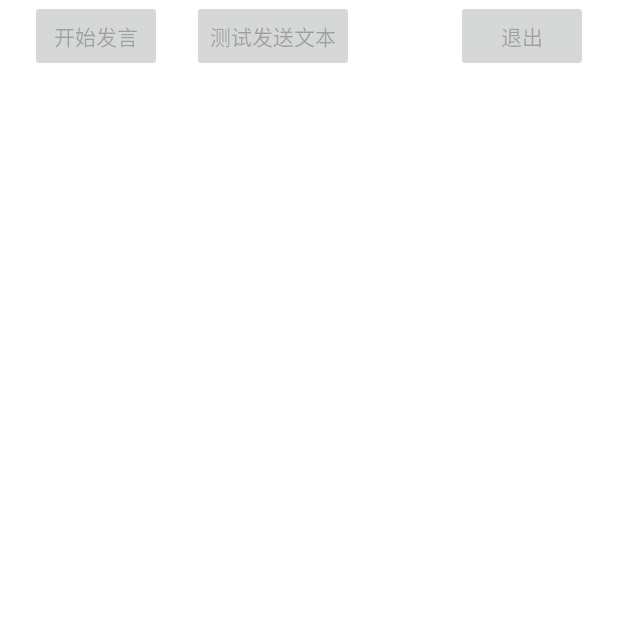
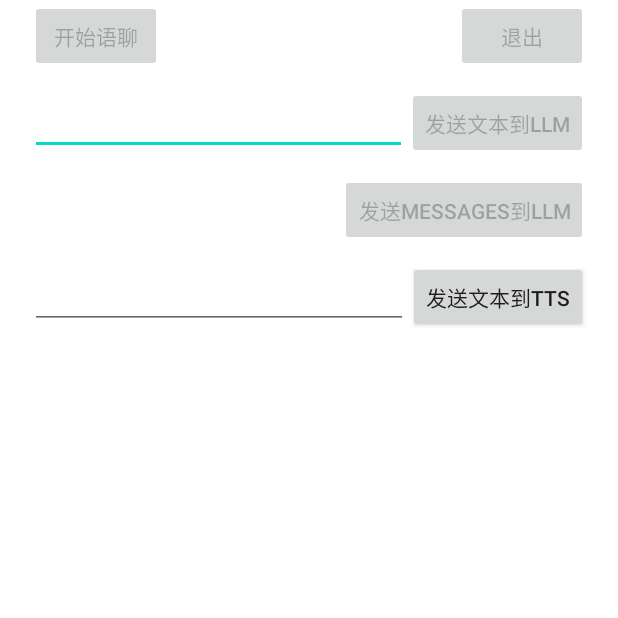
Before and after one commit to AgoraIO-Community/Agora-AIGCService-Example, an Android app: the screen it shows after launch (AIRobotActivity), on a phone screen of 412 x 824 dp, the top half of it. Run offline under Robolectric (Android 15) with nearby library versions, the phone set to English and light mode, and no system bars; libraries missing offline, so code that uses them is left out: io.agora.aigc, io.agora.rtc2; 3 statements that could not run were skipped.

Commit message:
sdk 1.2.0 example (#1)
* modify for sdk 1.2.0

* update android sdk with jitpack

* update sdk version com.github.winskyan:Agora-AIGCService:1.2.0-alpha-13

* update demo with sdk Agora-AIGCService:1.2.0-alpha-20

* update agic and rtc sdk

* update demo version 1.120.0422.1 with sdk 120

* update sdk v1.2.0

---------

Co-authored-by: Yan Zhennan <yanzhennan@agora.io>

```diff
--- a/Android/Agora-AIGCService-Example/app/src/main/java/io/agora/aigc_service_example/AIGCServiceManager.java
+++ b/Android/Agora-AIGCService-Example/app/src/main/java/io/agora/aigc_service_example/AIGCServiceManager.java
@@ -36,6 +36,7 @@ public class AIGCServiceManager {
         Log.d(TAG, "initAIGCService");
         if (null == mAIGCService) {
             mAIGCService = AIGCService.create();
+            Log.d(TAG, "create AIGCService version:" + AIGCService.getVersion());
         }
         mAIGCService.initialize(new AIGCServiceConfig() {{
             this.context = onContext;
--- a/Android/Agora-AIGCService-Example/app/src/main/java/io/agora/aigc_service_example/AIRobotActivity.java
+++ b/Android/Agora-AIGCService-Example/app/src/main/java/io/agora/aigc_service_example/AIRobotActivity.java
@@ -8,6 +8,7 @@ import android.os.Bundle;
 import android.text.TextUtils;
 import android.util.Log;
 import android.view.View;
+import android.widget.Toast;
 
 import androidx.annotation.NonNull;
 import androidx.annotation.Nullable;
@@ -26,13 +27,17 @@ import java.util.concurrent.ThreadPoolExecutor;
 import java.util.concurrent.TimeUnit;
 
 import io.agora.aigc.sdk.AIGCServiceCallback;
+import io.agora.aigc.sdk.constants.Constants;
 import io.agora.aigc.sdk.constants.HandleResult;
+import io.agora.aigc.sdk.constants.STTMode;
 import io.agora.aigc.sdk.constants.ServiceCode;
 import io.agora.aigc.sdk.constants.ServiceEvent;
+import io.agora.aigc.sdk.constants.SpeechState;
 import io.agora.aigc.sdk.constants.Vad;
 import io.agora.aigc.sdk.model.Data;
 import io.agora.aigc.sdk.model.ServiceVendor;
 import io.agora.aigc.sdk.utils.RingBuffer;
+import io.agora.aigc.sdk.utils.Utils;
 import io.agora.aigic_service_example.R;
 import io.agora.aigic_service_example.databinding.AiRobotActivityBinding;
 import io.agora.rtc2.ChannelMediaOptions;
@@ -58,6 +63,8 @@ public class AIRobotActivity extends Activity implements AIGCServiceCallback, IA
     private HistoryListAdapter mAiHistoryListAdapter;
     private List<HistoryModel> mHistoryDataList;
     private SimpleDateFormat mSdf;
+    private boolean mAIGCServiceStarted;
+    private boolean mJoinChannelSuccess;
 
     @Override
     protected void onCreate(@Nullable Bundle savedInstanceState) {
@@ -91,6 +98,9 @@ public class AIRobotActivity extends Activity implements AIGCServiceCallback, IA
         } else {
             mHistoryDataList.clear();
         }
+
+        mAIGCServiceStarted = false;
+        mJoinChannelSuccess = false;
     }
 
     public boolean initRtc(Context context) {
@@ -104,6 +114,7 @@ public class AIRobotActivity extends Activity implements AIGCServiceCallback, IA
                     @Override
                     public void onJoinChannelSuccess(String channel, int uid, int elapsed) {
                         Log.i(TAG, "onJoinChannelSuccess channel:" + channel + " uid:" + uid + " elapsed:" + elapsed);
+                        mJoinChannelSuccess = true;
                         mRtcEngine.registerAudioFrameObserver(AIRobotActivity.this);
                         mRtcEngine.muteLocalAudioStream(true);
                     }
@@ -111,6 +122,8 @@ public class AIRobotActivity extends Activity implements AIGCServiceCallback, IA
                     @Override
                     public void onLeaveChannel(RtcStats stats) {
                         Log.i(TAG, "onLeaveChannel stats:" + stats);
+                        mJoinChannelSuccess = false;
+                        AIGCServiceManager.getInstance().destroy();
                     }
 
                     @Override
@@ -224,7 +237,8 @@ public class AIRobotActivity extends Activity implements AIGCServiceCallback, IA
     private void enableUi(boolean enable) {
         binding.btnSpeak.setEnabled(enable);
         binding.btnExit.setEnabled(enable);
-        binding.btnTestSendText.setEnabled(enable);
+        binding.btnSendTextLlm.setEnabled(enable);
+        binding.btnSendMessagesLlm.setEnabled(enable);
     }
 
     private void initView() {
@@ -244,6 +258,7 @@ public class AIRobotActivity extends Activity implements AIGCServiceCallback, IA
                 if (mIsSpeaking) {
                     mIsSpeaking = false;
                     binding.btnSpeak.setText(AIRobotActivity.this.getResources().getString(R.string.start_speak));
+                    binding.btnExit.setEnabled(true);
                     updateRoleSpeak(false);
                     AIGCServiceManager.getInstance().getAIGCService().stop();
                 } else {
@@ -251,18 +266,10 @@ public class AIRobotActivity extends Activity implements AIGCServiceCallback, IA
                     mSpeechRingBuffer.clear();
                     mRingBufferReady = false;
                     binding.btnSpeak.setText(AIRobotActivity.this.getResources().getString(R.string.end_speak));
+                    binding.btnExit.setEnabled(false);
                     updateRoleSpeak(true);
                     AIGCServiceManager.getInstance().getAIGCService().start();
                 }
-            }
-        });
-
-        binding.btnTestSendText.setOnClickListener(new View.OnClickListener() {
-            @Override
-            public void onClick(View v) {
-                mIsSpeaking = true;
-                AIGCServiceManager.getInstance().getAIGCService().start();
-                AIGCServiceManager.getInstance().getAIGCService().pushTxtDialogue("你叫什么名字？");
             }
         });
 
@@ -271,9 +278,73 @@ public class AIRobotActivity extends Activity implements AIGCServiceCallback, IA
             @Override
             public void onClick(View v) {
                 enableUi(false);
-                AIGCServiceManager.getInstance().destroy();
+                exit();
             }
         });
+
+        binding.btnSendTextLlm.setOnClickListener(new View.OnClickListener() {
+            @Override
+            public void onClick(View v) {
+                if (!mAIGCServiceStarted) {
+                    Toast.makeText(AIRobotActivity.this, "请先开启语聊", Toast.LENGTH_LONG).show();
+                    return;
+                }
+                if (TextUtils.isEmpty(binding.etTextLlm.getText().toString())) {
+                    Toast.makeText(AIRobotActivity.this, "请输入文本", Toast.LENGTH_LONG).show();
+                    return;
+                }
+                AIGCServiceManager.getInstance().getAIGCService().interrupt(Constants.SERVICE_TTS | Constants.SERVICE_LLM);
+                String roundId = Utils.getSessionId();
+                updateHistoryList(roundId, "用户发言：", binding.etTextLlm.getText().toString(), false);
+                AIGCServiceManager.getInstance().getAIGCService().pushTxtDialogue(binding.etTextLlm.getText().toString(), roundId);
+            }
+        });
+
+        binding.btnSendMessagesLlm.setOnClickListener(new View.OnClickListener() {
+            @Override
+            public void onClick(View v) {
+                if (!mAIGCServiceStarted) {
+                    Toast.makeText(AIRobotActivity.this, "请先开启语聊", Toast.LENGTH_LONG).show();
+                    return;
+                }
+                AIGCServiceManager.getInstance().getAIGCService().interrupt(Constants.SERVICE_TTS | Constants.SERVICE_LLM);
+                AIGCServiceManager.getInstance().getAIGCService().pushMessagesToLLM("[{\n" +
+                        "\t\t\"role\": \"user\",\n" +
+                        "\t\t\"content\": \"你想去郊游吗？\"\n" +
+                        "\t}, {\n" +
+                        "\t\t\"role\": \"assistant\",\n" +
+                        "\t\t\"content\": \"好啊！我们什么时候去？\"\n" +
+                        "\t},\n" +
+                        "\t{\n" +
+                        "\t\t\"role\": \"user\",\n" +
+                        "\t\t\"content\": \"周日？\"\n" +
+                        "\t}\n" +
+                        "]", "{\n" +
+                        "\t\"temperature\": 0.5,\n" +
+                        "\t\"presence_penalty\": 0.9,\n" +
+                        "\t\"frequency_penalty\": 0.9\n" +
+                        "}", Utils.getSessionId());
+            }
+        });
+
+        binding.btnSendTextTts.setOnClickListener(new View.OnClickListener() {
+            @Override
+            public void onClick(View v) {
+                if (!mAIGCServiceStarted) {
+                    Toast.makeText(AIRobotActivity.this, "请先开启语聊", Toast.LENGTH_LONG).show();
+                    return;
+                }
+                if (TextUtils.isEmpty(binding.etTextTts.getText().toString())) {
+                    Toast.makeText(AIRobotActivity.this, "请输入文本", Toast.LENGTH_LONG).show();
+                    return;
+                }
+                AIGCServiceManager.getInstance().getAIGCService().interrupt(Constants.SERVICE_TTS | Constants.SERVICE_LLM);
+                String roundId = Utils.getSessionId();
+                updateHistoryList(roundId, "播放语音：", binding.etTextTts.getText().toString(), false);
+                AIGCServiceManager.getInstance().getAIGCService().pushTxtToTTS(binding.etTextTts.getText().toString(), roundId);
+            }
+        });
+
     }
 
     public boolean updateRoleSpeak(boolean isSpeak) {
@@ -288,7 +359,18 @@ public class AIRobotActivity extends Activity implements AIGCServiceCallback, IA
     @Override
     protected void onDestroy() {
         super.onDestroy();
+
+    }
+
+    private void exit() {
+        if (mJoinChannelSuccess) {
+            mRtcEngine.leaveChannel();
+            RtcEngine.destroy();
+        } else {
+            RtcEngine.destroy();
             AIGCServiceManager.getInstance().destroy();
+        }
+
     }
 
     private byte[] getSpeechVoiceData(int length) {
@@ -341,32 +423,35 @@ public class AIRobotActivity extends Activity implements AIGCServiceCallback, IA
             serviceVendor.setLlmVendor(AIGCServiceManager.getInstance().getAIGCService().getServiceVendors().getLlmList().get(0));
             serviceVendor.setTtsVendor(AIGCServiceManager.getInstance().getAIGCService().getServiceVendors().getTtsList().get(0));
             AIGCServiceManager.getInstance().getAIGCService().setServiceVendor(serviceVendor);
+            AIGCServiceManager.getInstance().getAIGCService().setSTTMode(STTMode.FREESTYLE);
         } else if (event == ServiceEvent.START && code == ServiceCode.SUCCESS) {
-
+            mAIGCServiceStarted = true;
         } else if (event == ServiceEvent.STOP && code == ServiceCode.SUCCESS) {
-
+            mAIGCServiceStarted = false;
         } else if (event == ServiceEvent.DESTROY && code == ServiceCode.SUCCESS) {
-
+            finish();
         }
     }
 
     @Override
-    public HandleResult onSpeech2TextResult(String roundId, Data<String> result, boolean isRecognizedSpeech) {
-        Log.i(TAG, "onSpeech2TextResult roundId:" + roundId + " result:" + result + " isRecognizedSpeech:" + isRecognizedSpeech);
-        updateHistoryList("用户发言：" + result.getData(), true, roundId, false, false);
+    public HandleResult onSpeech2TextResult(String roundId, Data<String> result, boolean isRecognizedSpeech, ServiceCode code) {
+        Log.i(TAG, "onSpeech2TextResult roundId:" + roundId + " result:" + result + " isRecognizedSpeech:" + isRecognizedSpeech + " code:" + code);
+        updateHistoryList(roundId + "stt", "用户发言：", result.getData(), false);
         return HandleResult.CONTINUE;
     }
 
+
     @Override
-    public HandleResult onLLMResult(String roundId, Data<String> answer, boolean isRoundEnd) {
-        Log.i(TAG, "onLLMResult roundId:" + roundId + " answer:" + answer + " isRoundEnd:" + isRoundEnd);
-        updateHistoryList(answer.getData(), true, roundId + "llm", true, true);
+    public HandleResult onLLMResult(String roundId, Data<String> answer, boolean isRoundEnd, int estimatedResponseTokens, ServiceCode code) {
+        Log.i(TAG, "onLLMResult roundId:" + roundId + " answer:" + answer + " isRoundEnd:" + isRoundEnd + " estimatedResponseTokens:" + estimatedResponseTokens + " code:" + code);
+        updateHistoryList(roundId + "llm", "AI说：", answer.getData(), true);
         return HandleResult.CONTINUE;
     }
 
+
     @Override
-    public HandleResult onText2SpeechResult(String roundId, Data<byte[]> voice, int sampleRates, int channels, int bits) {
-        Log.i(TAG, "onText2SpeechResult roundId:" + roundId + " voice:" + voice + " sampleRates:" + sampleRates + " channels:" + channels + " bits:" + bits);
+    public HandleResult onText2SpeechResult(String roundId, Data<byte[]> voice, int sampleRates, int channels, int bits, ServiceCode code) {
+        Log.i(TAG, "onText2SpeechResult roundId:" + roundId + " voice:" + voice + " sampleRates:" + sampleRates + " channels:" + channels + " bits:" + bits + " code:" + code);
         if (!mPreTtsRoundId.equalsIgnoreCase(roundId)) {
             mSpeechRingBuffer.clear();
             mRingBufferReady = false;
@@ -389,16 +474,24 @@ public class AIRobotActivity extends Activity implements AIGCServiceCallback, IA
     }
 
     @Override
+    public void onSpeechStateChange(SpeechState state) {
+        Log.i(TAG, "onSpeechStateChange state:" + state);
+        if (SpeechState.START == state) {
+            AIGCServiceManager.getInstance().getAIGCService().interrupt(Constants.SERVICE_TTS | Constants.SERVICE_LLM);
+        }
+    }
+
+    @Override
     public boolean onRecordAudioFrame(String channelId, int type, int samplesPerChannel,
                                       int bytesPerSample, int channels, int samplesPerSec, ByteBuffer buffer,
                                       long renderTimeMs, int avsync_type) {
-        if (mIsSpeaking) {
+        if (mIsSpeaking && mAIGCServiceStarted) {
             int length = buffer.remaining();
             byte[] origin = new byte[length];
             buffer.get(origin);
             buffer.flip();
 
-            AIGCServiceManager.getInstance().getAIGCService().pushSpeechDialogue(origin, Vad.UNKNOWN);
+            AIGCServiceManager.getInstance().getAIGCService().pushSpeechDialogue(origin, Vad.UNKNOWN, false);
         }
         return false;
     }
@@ -411,8 +504,7 @@ public class AIRobotActivity extends Activity implements AIGCServiceCallback, IA
             byte[] bytes = getSpeechVoiceData(buffer.capacity());
 
             if (null != bytes) {
-                final byte[] voices = bytes;
-                buffer.put(voices, 0, buffer.capacity());
+                buffer.put(bytes, 0, buffer.capacity());
             }
         }
         return true;
@@ -429,7 +521,7 @@ public class AIRobotActivity extends Activity implements AIGCServiceCallback, IA
     }
 
     @Override
-    public boolean onPlaybackAudioFrameBeforeMixing(String channelId, int userId, int type, int samplesPerChannel, int bytesPerSample, int channels, int samplesPerSec, ByteBuffer buffer, long renderTimeMs, int avsync_type) {
+    public boolean onPlaybackAudioFrameBeforeMixing(String channelId, int userId, int type, int samplesPerChannel, int bytesPerSample, int channels, int samplesPerSec, ByteBuffer buffer, long renderTimeMs, int avsync_type, int rtpTimestamp) {
         return false;
     }
 
@@ -458,16 +550,11 @@ public class AIRobotActivity extends Activity implements AIGCServiceCallback, IA
         return null;
     }
 
-    private void updateHistoryList(String newMessage, boolean showUi, String sid, boolean isAppend, boolean isAi) {
+    private void updateHistoryList(String sid, String title, String message, boolean isAppend) {
         runOnUiThread(new Runnable() {
             @Override
             public void run() {
                 String date = mSdf.format(System.currentTimeMillis());
-                if (isAi) {
-                    Log.d(TAG, "[" + date + "] AI说：" + newMessage);
-                } else {
-                    Log.d(TAG, "[" + date + "]  " + newMessage);
-                }
 
                 boolean isNewLineMessage = true;
                 int updateIndex = -1;
@@ -476,25 +563,23 @@ public class AIRobotActivity extends Activity implements AIGCServiceCallback, IA
                         updateIndex++;
                         if (sid.equals(historyModel.getSid())) {
                             if (isAppend) {
-                                historyModel.setMessage(historyModel.getMessage() + newMessage);
+                                historyModel.setMessage(historyModel.getMessage() + message);
                             } else {
-                                historyModel.setMessage(newMessage);
+                                historyModel.setMessage(message);
                             }
+                            historyModel.setTitle(title);
                             isNewLineMessage = false;
                             break;
                         }
                     }
                 }
-                if (showUi) {
+
                 if (isNewLineMessage) {
                     HistoryModel aiHistoryModel = new HistoryModel();
                     aiHistoryModel.setDate(date);
+                    aiHistoryModel.setTitle(title);
                     aiHistoryModel.setSid(sid);
-                        if (isAi) {
-                            aiHistoryModel.setMessage("AI]说：" + newMessage);
-                        } else {
-                            aiHistoryModel.setMessage(newMessage);
-                        }
+                    aiHistoryModel.setMessage(message);
                     mHistoryDataList.add(aiHistoryModel);
                     if (null != mAiHistoryListAdapter) {
                         mAiHistoryListAdapter.notifyItemInserted(mHistoryDataList.size() - 1);
@@ -507,8 +592,6 @@ public class AIRobotActivity extends Activity implements AIGCServiceCallback, IA
                     }
                 }
             }
-            }
         });
     }
-
 }
--- a/Android/Agora-AIGCService-Example/app/src/main/java/io/agora/aigc_service_example/HistoryListAdapter.java
+++ b/Android/Agora-AIGCService-Example/app/src/main/java/io/agora/aigc_service_example/HistoryListAdapter.java
@@ -39,7 +39,7 @@ public class HistoryListAdapter extends RecyclerView.Adapter<HistoryListAdapter.
         if (null != mDataList) {
             holder.layoutView.setBackgroundColor(position % 2 == 0 ? ContextCompat.getColor(mContext, R.color.history_bg_color) : Color.WHITE);
             HistoryModel aiHistoryModel = mDataList.get(position);
-            holder.mesasge.setText(String.format("[%s]%s", aiHistoryModel.getDate(), aiHistoryModel.getMessage()));
+            holder.mesasge.setText(String.format("[%s]%s%s", aiHistoryModel.getDate(), aiHistoryModel.getTitle(), aiHistoryModel.getMessage()));
         }
     }
 
@@ -83,9 +83,8 @@ public class HistoryListAdapter extends RecyclerView.Adapter<HistoryListAdapter.
             outRect.bottom = space;
 
             // Add top margin only for the first item to avoid double space between items
-            if (parent.getChildAdapterPosition(view) == 0) {
+            if (parent.getChildAdapterPosition(view) == 0)
                 outRect.top = space;
-            }
         }
     }
 }
--- a/Android/Agora-AIGCService-Example/app/src/main/res/layout/ai_robot_activity.xml
+++ b/Android/Agora-AIGCService-Example/app/src/main/res/layout/ai_robot_activity.xml
@@ -15,16 +15,6 @@
         app:layout_constraintTop_toTopOf="parent" />
 
     <Button
-        android:id="@+id/btn_test_send_text"
-        android:layout_width="wrap_content"
-        android:layout_height="wrap_content"
-        android:layout_marginStart="20dp"
-        android:text="@string/test_send_text"
-        app:layout_constraintStart_toEndOf="@id/btn_speak"
-        app:layout_constraintTop_toTopOf="parent" />
-
-
-    <Button
         android:id="@+id/btn_exit"
         android:layout_width="wrap_content"
         android:layout_height="wrap_content"
@@ -32,6 +22,56 @@
         android:text="@string/exit"
         app:layout_constraintEnd_toEndOf="parent"
         app:layout_constraintTop_toTopOf="parent" />
+
+    <EditText
+        android:id="@+id/et_text_llm"
+        android:layout_width="0dp"
+        android:layout_height="wrap_content"
+        android:layout_marginStart="20dp"
+        android:layout_marginTop="10dp"
+        app:layout_constraintEnd_toStartOf="@id/btn_send_text_llm"
+        app:layout_constraintStart_toStartOf="parent"
+        app:layout_constraintTop_toBottomOf="@id/btn_speak" />
+
+    <Button
+        android:id="@+id/btn_send_text_llm"
+        android:layout_width="wrap_content"
+        android:layout_height="wrap_content"
+        android:layout_marginTop="10dp"
+        android:layout_marginEnd="20dp"
+        android:text="@string/send_text_llm"
+        app:layout_constraintEnd_toEndOf="parent"
+        app:layout_constraintTop_toBottomOf="@id/btn_speak" />
+
+    <Button
+        android:id="@+id/btn_send_messages_llm"
+        android:layout_width="wrap_content"
+        android:layout_height="wrap_content"
+        android:layout_marginTop="10dp"
+        android:layout_marginEnd="20dp"
+        android:text="@string/send_messages_llm"
+        app:layout_constraintEnd_toEndOf="parent"
+        app:layout_constraintTop_toBottomOf="@id/btn_send_text_llm" />
+
+    <EditText
+        android:id="@+id/et_text_tts"
+        android:layout_width="0dp"
+        android:layout_height="wrap_content"
+        android:layout_marginStart="20dp"
+        android:layout_marginTop="10dp"
+        app:layout_constraintEnd_toStartOf="@id/btn_send_text_tts"
+        app:layout_constraintStart_toStartOf="parent"
+        app:layout_constraintTop_toBottomOf="@id/btn_send_messages_llm" />
+
+    <Button
+        android:id="@+id/btn_send_text_tts"
+        android:layout_width="wrap_content"
+        android:layout_height="wrap_content"
+        android:layout_marginTop="10dp"
+        android:layout_marginEnd="20dp"
+        android:text="@string/send_text_tts"
+        app:layout_constraintEnd_toEndOf="parent"
+        app:layout_constraintTop_toBottomOf="@id/btn_send_messages_llm" />
 
     <androidx.recyclerview.widget.RecyclerView
         android:id="@+id/ai_history_list"
@@ -44,5 +84,5 @@
         app:layout_constraintBottom_toBottomOf="parent"
         app:layout_constraintLeft_toLeftOf="parent"
         app:layout_constraintRight_toRightOf="parent"
-        app:layout_constraintTop_toBottomOf="@id/btn_speak" />
+        app:layout_constraintTop_toBottomOf="@id/btn_send_text_tts" />
 </androidx.constraintlayout.widget.ConstraintLayout>
--- a/Android/Agora-AIGCService-Example/app/src/main/res/values/strings.xml
+++ b/Android/Agora-AIGCService-Example/app/src/main/res/values/strings.xml
@@ -1,7 +1,9 @@
 <resources>
     <string name="app_name">Agora-AIGCService-Example</string>
-    <string name="start_speak">开始发言</string>
-    <string name="end_speak">结束发言</string>
-    <string name="test_send_text">测试发送文本</string>
+    <string name="start_speak">开始语聊</string>
+    <string name="end_speak">结束语聊</string>
+    <string name="send_text_llm">发送文本到LLM</string>
+    <string name="send_messages_llm">发送Messages到LLM</string>
+    <string name="send_text_tts">发送文本到TTS</string>
     <string name="exit">退出</string>
 </resources>
--- a/Android/Agora-AIGCService-Example/settings.gradle
+++ b/Android/Agora-AIGCService-Example/settings.gradle
@@ -4,7 +4,6 @@ pluginManagement {
         maven { url 'https://maven.aliyun.com/nexus/content/groups/public/' }
         mavenCentral()
         gradlePluginPortal()
-        maven { url 'https://jitpack.io' }
 
     }
 }
@@ -14,8 +13,6 @@ dependencyResolutionManagement {
         google()
         maven { url 'https://maven.aliyun.com/nexus/content/groups/public/' }
         mavenCentral()
-        maven { url 'https://jitpack.io' }
-
     }
 }
 rootProject.name = "Agora-AIGCService-Example"
```
Also changed, not shown: Android/Agora-AIGCService-Example/app/build.gradle (+15 -10 lines), Android/Agora-AIGCService-Example/app/src/main/java/io/agora/aigc_service_example/HistoryModel.java (+10 -0 lines), Android/Agora-AIGCService-Example/gradle/wrapper/gradle-wrapper.properties, 2 other files. Lines whose indentation alone changed are shown as unchanged.
